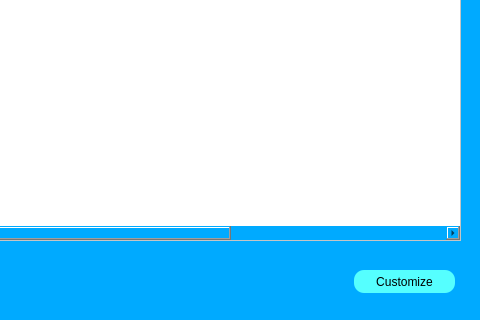
Qt form dentists_window.ui (Fayadkhan8911/Medico-Desktop-App) before a commit; both pictures show x 320 to 800 and y 280 to 600 of the 800 by 600 pixel window.
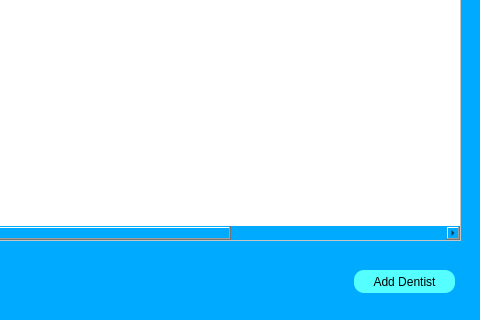
The same form after that commit. Icons and pictures are not drawn.

Patch:
```diff
--- a/dentists_window.ui
+++ b/dentists_window.ui
@@ -257,7 +257,7 @@
 </string>
    </property>
    <property name="text">
-    <string>Customize</string>
+    <string>Add Dentist</string>
    </property>
   </widget>
  </widget>
```
